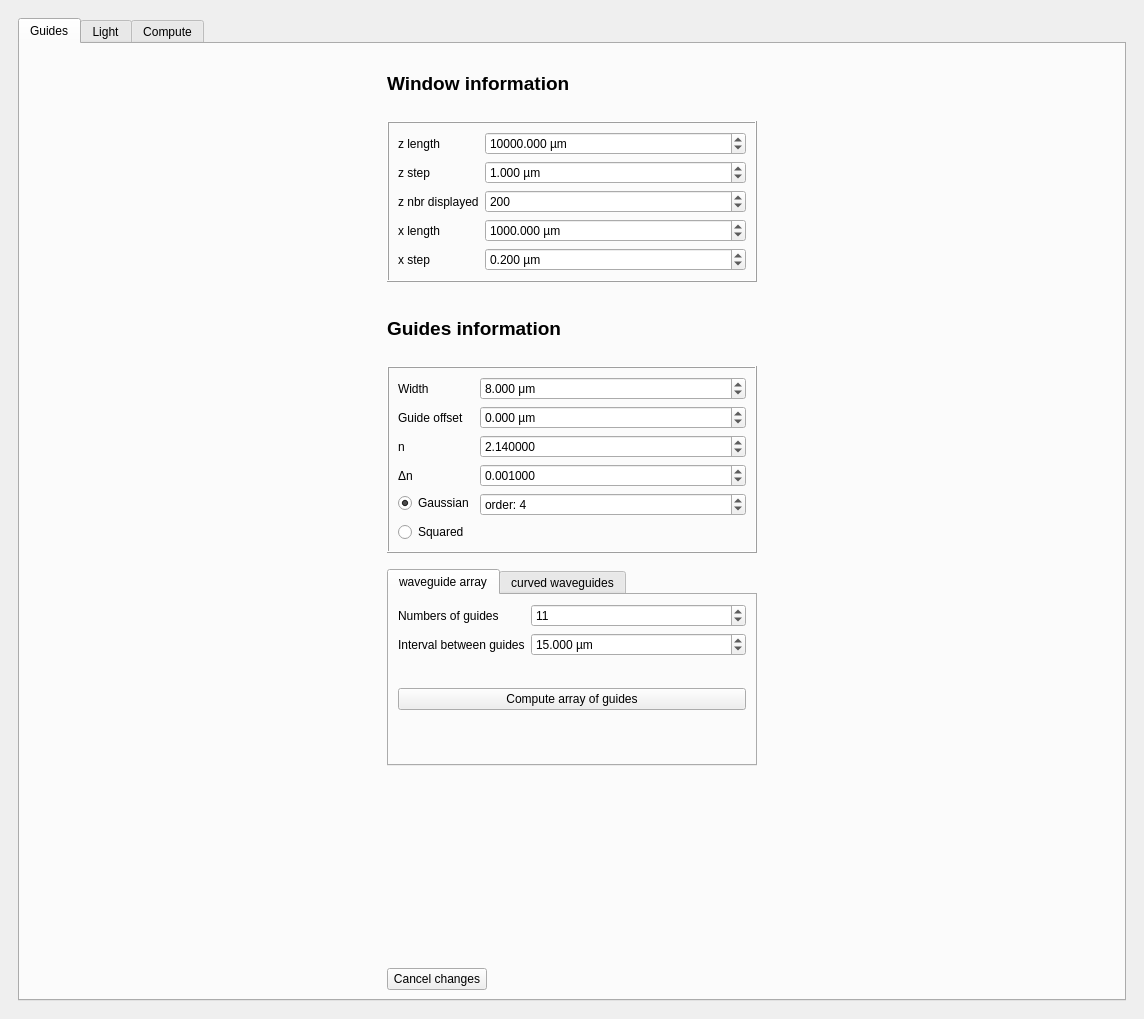
Python-simulation/Beampy, file beampy/interface.ui: the form before one commit.
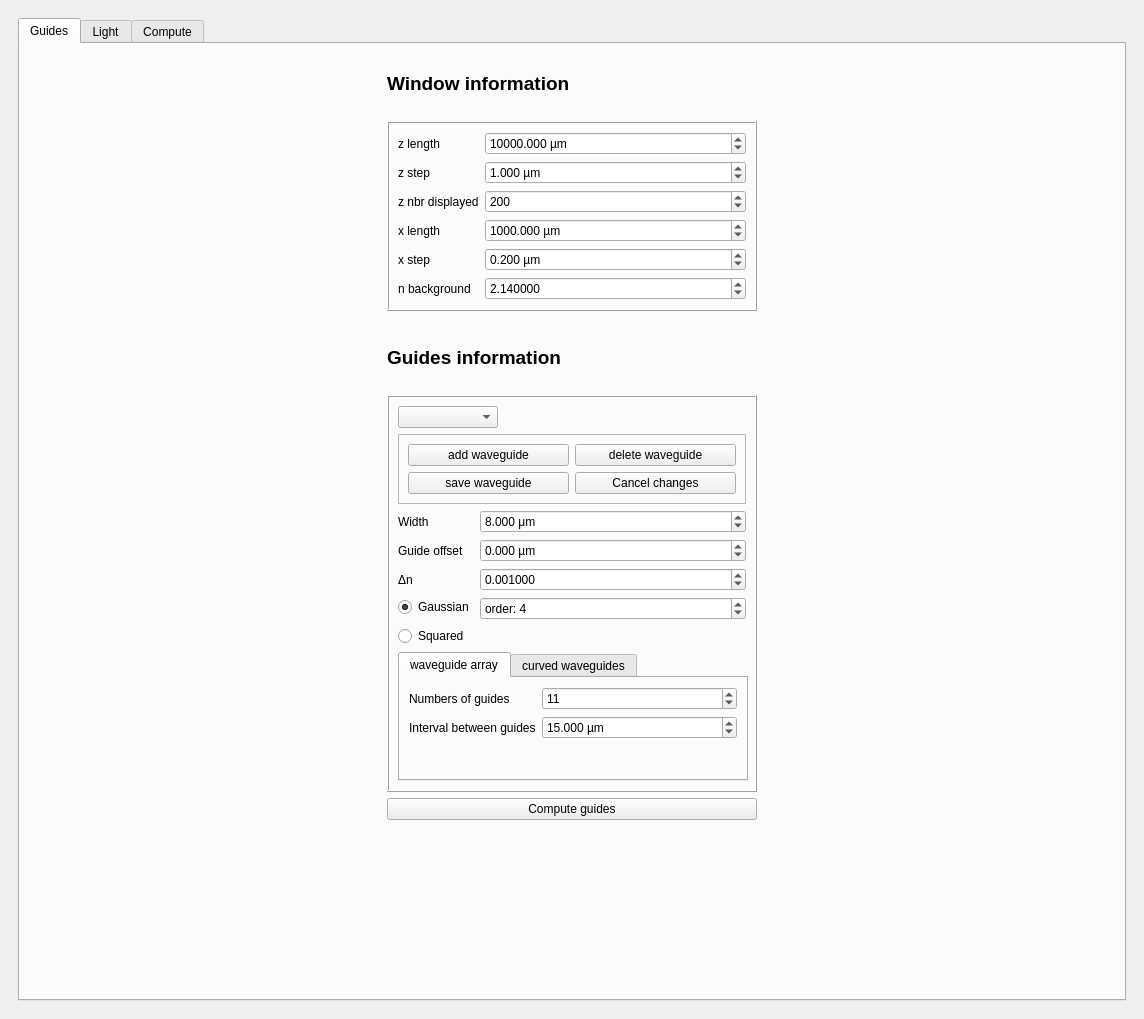
The form after the commit.

Commit message:
v1.1 Allow multiple waveguides
This update allow to add, delete waveguides like it was already possible with beams.

Patch:
```diff
--- a/beampy/interface.ui
+++ b/beampy/interface.ui
@@ -281,6 +281,41 @@
                   </property>
                  </widget>
                 </item>
+                <item row="5" column="0">
+                 <widget class="QLabel" name="label_n">
+                  <property name="toolTip">
+                   <string>Refractive index of the background &quot;cladding&quot;</string>
+                  </property>
+                  <property name="text">
+                   <string>n background</string>
+                  </property>
+                 </widget>
+                </item>
+                <item row="5" column="1">
+                 <widget class="QDoubleSpinBox" name="doubleSpinBox_n">
+                  <property name="toolTip">
+                   <string>Refractive index of the cladding</string>
+                  </property>
+                  <property name="correctionMode">
+                   <enum>QAbstractSpinBox::CorrectToNearestValue</enum>
+                  </property>
+                  <property name="decimals">
+                   <number>6</number>
+                  </property>
+                  <property name="minimum">
+                   <double>1.000000000000000</double>
+                  </property>
+                  <property name="maximum">
+                   <double>1000.000000000000000</double>
+                  </property>
+                  <property name="singleStep">
+                   <double>0.100000000000000</double>
+                  </property>
+                  <property name="value">
+                   <double>2.140000000000000</double>
+                  </property>
+                 </widget>
+                </item>
                </layout>
               </widget>
              </item>
@@ -340,7 +375,72 @@
                 <enum>QFrame::Raised</enum>
                </property>
                <layout class="QFormLayout" name="formLayout_6">
+                <item row="0" column="0" colspan="2">
+                 <widget class="QComboBox" name="comboBox_guide">
+                  <property name="maximumSize">
+                   <size>
+                    <width>100</width>
+                    <height>16777215</height>
+                   </size>
+                  </property>
+                  <property name="toolTip">
+                   <string>Select the waveguide</string>
+                  </property>
+                 </widget>
+                </item>
+                <item row="1" column="0" colspan="2">
+                 <widget class="QFrame" name="Qframe_guide_create">
+                  <property name="frameShape">
+                   <enum>QFrame::StyledPanel</enum>
+                  </property>
+                  <property name="frameShadow">
+                   <enum>QFrame::Raised</enum>
+                  </property>
+                  <layout class="QGridLayout" name="gridLayout_2">
+                   <item row="1" column="0">
+                    <widget class="QPushButton" name="pushButton_save_guide">
+                     <property name="text">
+                      <string>save waveguide</string>
+                     </property>
+                    </widget>
+                   </item>
+                   <item row="0" column="1">
+                    <widget class="QPushButton" name="pushButton_delete_guide">
+                     <property name="toolTip">
+                      <string>Delete the current displayed waveguide</string>
+                     </property>
+                     <property name="text">
+                      <string>delete waveguide</string>
+                     </property>
+                    </widget>
+                   </item>
                 <item row="0" column="0">
+                    <widget class="QPushButton" name="pushButton_create_guide">
+                     <property name="toolTip">
+                      <string>Add a new waveguide with current displayed values</string>
+                     </property>
+                     <property name="text">
+                      <string>add waveguide</string>
+                     </property>
+                    </widget>
+                   </item>
+                   <item row="1" column="1">
+                    <widget class="QPushButton" name="pushButton_cancel_guide">
+                     <property name="toolTip">
+                      <string>cancel guide changes</string>
+                     </property>
+                     <property name="statusTip">
+                      <string/>
+                     </property>
+                     <property name="text">
+                      <string>Cancel changes</string>
+                     </property>
+                    </widget>
+                   </item>
+                  </layout>
+                 </widget>
+                </item>
+                <item row="2" column="0">
                  <widget class="QLabel" name="label_width">
                   <property name="toolTip">
                    <string>Guide width define as the diameter in µm at 1/e</string>
@@ -350,7 +450,7 @@
                   </property>
                  </widget>
                 </item>
-                <item row="0" column="1">
+                <item row="2" column="1">
                  <widget class="QDoubleSpinBox" name="doubleSpinBox_width">
                   <property name="toolTip">
                    <string>Guide width define as the diameter in µm at 1/e</string>
@@ -381,7 +481,7 @@
                   </property>
                  </widget>
                 </item>
-                <item row="1" column="0">
+                <item row="3" column="0">
                  <widget class="QLabel" name="label_offset_guide">
                   <property name="toolTip">
                    <string>Guide offset from the center in µm</string>
@@ -391,7 +491,7 @@
                   </property>
                  </widget>
                 </item>
-                <item row="1" column="1">
+                <item row="3" column="1">
                  <widget class="QDoubleSpinBox" name="doubleSpinBox_offset_guide">
                   <property name="toolTip">
                    <string>Guide offset from the center in µm</string>
@@ -416,42 +516,7 @@
                   </property>
                  </widget>
                 </item>
-                <item row="4" column="1">
-                 <widget class="QDoubleSpinBox" name="doubleSpinBox_n">
-                  <property name="toolTip">
-                   <string>Refractive index of the cladding</string>
-                  </property>
-                  <property name="correctionMode">
-                   <enum>QAbstractSpinBox::CorrectToNearestValue</enum>
-                  </property>
-                  <property name="decimals">
-                   <number>6</number>
-                  </property>
-                  <property name="minimum">
-                   <double>1.000000000000000</double>
-                  </property>
-                  <property name="maximum">
-                   <double>1000.000000000000000</double>
-                  </property>
-                  <property name="singleStep">
-                   <double>0.100000000000000</double>
-                  </property>
-                  <property name="value">
-                   <double>2.140000000000000</double>
-                  </property>
-                 </widget>
-                </item>
                 <item row="4" column="0">
-                 <widget class="QLabel" name="label_n">
-                  <property name="toolTip">
-                   <string>Refractive index of the cladding</string>
-                  </property>
-                  <property name="text">
-                   <string>n</string>
-                  </property>
-                 </widget>
-                </item>
-                <item row="6" column="0">
                  <widget class="QLabel" name="label_dn">
                   <property name="toolTip">
                    <string>Difference of refractive index between the core and the cladding</string>
@@ -461,7 +526,7 @@
                   </property>
                  </widget>
                 </item>
-                <item row="6" column="1">
+                <item row="4" column="1">
                  <widget class="QDoubleSpinBox" name="doubleSpinBox_dn">
                   <property name="toolTip">
                    <string extracomment="must be small compare to n">Difference of refractive index between the core and the cladding</string>
@@ -486,7 +551,7 @@
                   </property>
                  </widget>
                 </item>
-                <item row="7" column="0">
+                <item row="5" column="0">
                  <widget class="QRadioButton" name="radioButton_gaussian">
                   <property name="toolTip">
                    <string>Choose super-gaussian guides</string>
@@ -499,7 +564,7 @@
                   </property>
                  </widget>
                 </item>
-                <item row="7" column="1">
+                <item row="5" column="1">
                  <widget class="QSpinBox" name="spinBox_gauss_pow">
                   <property name="toolTip">
                    <string>Order of the super-Gaussian beam, 1 is gaussian, 4 is the usual super-Gaussian</string>
@@ -527,7 +592,7 @@
                   </property>
                  </widget>
                 </item>
-                <item row="8" column="0">
+                <item row="6" column="0">
                  <widget class="QRadioButton" name="radioButton_squared">
                   <property name="toolTip">
                    <string>Choose squared guides</string>
@@ -537,36 +602,17 @@
                   </property>
                  </widget>
                 </item>
-               </layout>
-              </widget>
-             </item>
-             <item>
-              <spacer name="verticalSpacer_guide">
-               <property name="orientation">
-                <enum>Qt::Vertical</enum>
-               </property>
-               <property name="sizeType">
-                <enum>QSizePolicy::Maximum</enum>
-               </property>
-               <property name="sizeHint" stdset="0">
-                <size>
-                 <width>20</width>
-                 <height>10</height>
-                </size>
-               </property>
-              </spacer>
-             </item>
-             <item>
+                <item row="7" column="0">
               <widget class="QTabWidget" name="tabWidget_morphology_guide">
                <property name="minimumSize">
                 <size>
-                 <width>370</width>
+                    <width>350</width>
                  <height>0</height>
                 </size>
                </property>
                <property name="maximumSize">
                 <size>
-                 <width>370</width>
+                    <width>350</width>
                  <height>16777215</height>
                 </size>
                </property>
@@ -642,35 +688,6 @@
                    </property>
                   </widget>
                  </item>
-                 <item row="3" column="0" colspan="2">
-                  <widget class="QPushButton" name="calculateButton_array">
-                   <property name="cursor">
-                    <cursorShape>PointingHandCursor</cursorShape>
-                   </property>
-                   <property name="toolTip">
-                    <string>Compute an array of guides</string>
-                   </property>
-                   <property name="text">
-                    <string>Compute array of guides</string>
-                   </property>
-                  </widget>
-                 </item>
-                 <item row="2" column="0">
-                  <spacer name="verticalSpacer_array">
-                   <property name="orientation">
-                    <enum>Qt::Vertical</enum>
-                   </property>
-                   <property name="sizeType">
-                    <enum>QSizePolicy::Maximum</enum>
-                   </property>
-                   <property name="sizeHint" stdset="0">
-                    <size>
-                     <width>20</width>
-                     <height>20</height>
-                    </size>
-                   </property>
-                  </spacer>
-                 </item>
                 </layout>
                </widget>
                <widget class="QWidget" name="tab_curved">
@@ -783,8 +800,21 @@
                    </property>
                   </widget>
                  </item>
-                 <item row="3" column="0" colspan="2">
-                  <widget class="QPushButton" name="calculateButton_curved">
+                   </layout>
+                  </widget>
+                 </widget>
+                </item>
+               </layout>
+              </widget>
+             </item>
+             <item>
+              <widget class="QPushButton" name="calculateButton_guide">
+               <property name="maximumSize">
+                <size>
+                 <width>370</width>
+                 <height>16777215</height>
+                </size>
+               </property>
                    <property name="cursor">
                     <cursorShape>PointingHandCursor</cursorShape>
                    </property>
@@ -792,13 +822,25 @@
                     <string>Compute the curved guides define as : - offset_guide + curve*(z - length_z/2 - half_delay)**2 + width*distance_factor)</string>
                    </property>
                    <property name="text">
-                    <string>Compute curved guides</string>
+                <string>Compute guides</string>
                    </property>
                   </widget>
                  </item>
-                </layout>
-               </widget>
-              </widget>
+             <item>
+              <spacer name="verticalSpacer_guide">
+               <property name="orientation">
+                <enum>Qt::Vertical</enum>
+               </property>
+               <property name="sizeType">
+                <enum>QSizePolicy::Maximum</enum>
+               </property>
+               <property name="sizeHint" stdset="0">
+                <size>
+                 <width>20</width>
+                 <height>10</height>
+                </size>
+               </property>
+              </spacer>
              </item>
              <item>
               <spacer name="verticalSpacer_bottom">
@@ -813,25 +855,6 @@
                </property>
               </spacer>
              </item>
-             <item>
-              <widget class="QPushButton" name="pushButton_cancel_guide">
-               <property name="maximumSize">
-                <size>
-                 <width>100</width>
-                 <height>16777215</height>
-                </size>
-               </property>
-               <property name="toolTip">
-                <string>cancel guide changes</string>
-               </property>
-               <property name="statusTip">
-                <string/>
-               </property>
-               <property name="text">
-                <string>Cancel changes</string>
-               </property>
-              </widget>
-             </item>
             </layout>
            </item>
            <item>
```
Left out of the diff: 447 changed lines with no effect on the pictures. Lines whose indentation alone changed are shown as unchanged. The commit also changes 23 other files.
